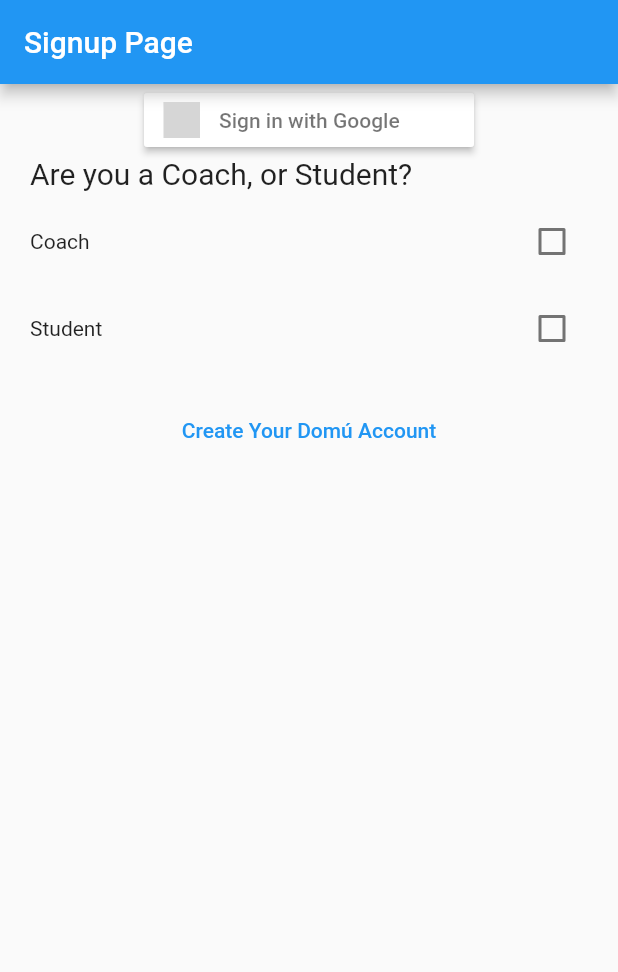
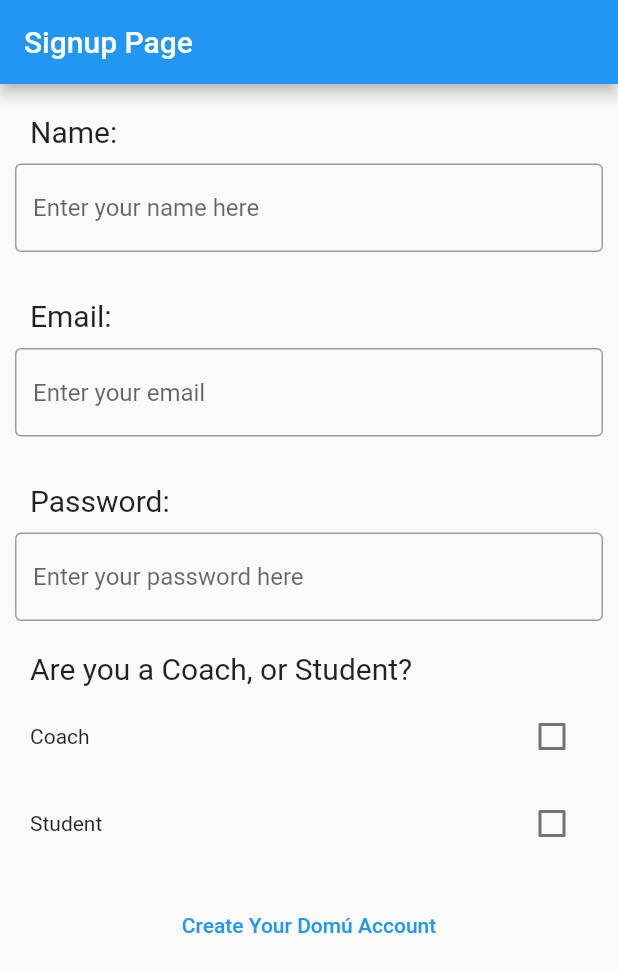
Before and after one commit to minisounds/Domu, a Flutter app: the screen it shows after launch, on a phone screen of 412 x 824 dp. Shown: the top 972 px of the screen. Run offline on Flutter 3.47's test engine with Material 2 defaults, Android fonts, the phone set to English and light mode, and no system bars; our stand-ins replace cloud_firestore, firebase_auth, firebase_core, flutter_countdown_timer, flutter_signin_button; accounts and stored records are empty; grey boxes are pictures that could not be loaded.

Commit message:
add user to firestore database on sign up

```diff
--- a/domu/lib/screens/signup.dart
+++ b/domu/lib/screens/signup.dart
@@ -4,6 +4,7 @@
 import 'package:domu/screens/homeStudent.dart';
 import 'package:flutter/material.dart';
 import '../widgets/labeledCheckbox.dart';
+import 'package:cloud_firestore/cloud_firestore.dart';
 
 class SignUpScreen extends StatefulWidget {
   const SignUpScreen({Key? key}) : super(key: key);
@@ -13,9 +14,14 @@
 }
 
 class _SignUpScreenState extends State<SignUpScreen> {
-
   bool _isSelected1 = false;
   bool _isSelected2 = false;
+  final emailController = TextEditingController();
+  final passwordController = TextEditingController();
+  final nameController = TextEditingController();
+  FirebaseFirestore firestore = FirebaseFirestore.instance;
+  CollectionReference users = FirebaseFirestore.instance.collection('users');
+
   @override
   Widget build(BuildContext context) {
     return Scaffold(
@@ -27,74 +33,68 @@
       body: SingleChildScrollView(
         child: Column(
           children: <Widget>[
+            Align(
+              alignment: Alignment.centerLeft,
+              child: Container(
+                padding: const EdgeInsets.fromLTRB(20, 20, 20, 0),
+                child: const Text(
+                  "Name:",
+                  style: TextStyle(fontSize: 20),
+                  textAlign: TextAlign.left,
+                ),
+              ),
+            ),
             Container(
-              child: SignInButton(
-                Buttons.Google,
-                onPressed: () {},
-              )
+              padding: const EdgeInsets.all(10),
+              height: 100,
+              child: TextField(
+                controller: nameController,
+                decoration: const InputDecoration(
+                  border: OutlineInputBorder(),
+                  hintText: 'Enter your name here',
+                ),
+              ),
             ),
-
-            // Align(
-            //   alignment: Alignment.centerLeft,
-            //   child: Container(
-            //     padding: const EdgeInsets.fromLTRB(20, 20, 20, 0),
-            //     child: const Text(
-            //       "Name:",
-            //       style: TextStyle(fontSize: 20),
-            //       textAlign: TextAlign.left,
-            //     ),
-            //   ),
-            // ),
-            // Container(
-            //   padding: const EdgeInsets.all(10),
-            //   height: 100,
-            //   child: const TextField(
-            //     decoration: InputDecoration(
-            //       border: OutlineInputBorder(),
-            //       hintText: 'Enter your name here',
-            //     ),
-            //   ),
-            // ),
-            // Align(
-            //   alignment: Alignment.centerLeft,
-            //   child: Container(
-            //     padding: const EdgeInsets.fromLTRB(20, 0, 20, 0),
-            //     child: const Text(
-            //       "Email:",
-            //       style: TextStyle(fontSize: 20),
-            //       textAlign: TextAlign.left,
-            //     ),
-            //   ),
-            // ),
-            // Container(
-            //   padding: const EdgeInsets.all(10),
-            //   height: 100,
-            //   child: TextField(
-            //     controller: emailController,
-            //     decoration: const InputDecoration(
-            //       border: OutlineInputBorder(),
-            //       hintText: 'Enter your email',
-            //     ),
-            //   ),
-            // ),
-            // Container(
-            //     alignment: Alignment.centerLeft,
-            //     padding: const EdgeInsets.fromLTRB(20, 0, 20, 0),
-            //     child: const Text(
-            //       'Password: ',
-            //       style: TextStyle(fontSize: 20),
-            //       textAlign: TextAlign.left,
-            //     )),
-            // Container(
-            //   padding: const EdgeInsets.fromLTRB(10, 10, 10, 20),
-            //   child: TextField(
-            //     controller: passwordController,
-            //     decoration: const InputDecoration(
-            //       border: OutlineInputBorder(),
-            //       hintText: 'Enter your password here',
-            //     ),
-            //   ),
-            // ),
+            Align(
+              alignment: Alignment.centerLeft,
+              child: Container(
+                padding: const EdgeInsets.fromLTRB(20, 0, 20, 0),
+                child: const Text(
+                  "Email:",
+                  style: TextStyle(fontSize: 20),
+                  textAlign: TextAlign.left,
+                ),
+              ),
+            ),
+            Container(
+              padding: const EdgeInsets.all(10),
+              height: 100,
+              child: TextField(
+                controller: emailController,
+                decoration: const InputDecoration(
+                  border: OutlineInputBorder(),
+                  hintText: 'Enter your email',
+                ),
+              ),
+            ),
+            Container(
+                alignment: Alignment.centerLeft,
+                padding: const EdgeInsets.fromLTRB(20, 0, 20, 0),
+                child: const Text(
+                  'Password: ',
+                  style: TextStyle(fontSize: 20),
+                  textAlign: TextAlign.left,
+                )),
+            Container(
+              padding: const EdgeInsets.fromLTRB(10, 10, 10, 20),
+              child: TextField(
+                controller: passwordController,
+                decoration: const InputDecoration(
+                  border: OutlineInputBorder(),
+                  hintText: 'Enter your password here',
+                ),
+              ),
+            ),
             Container(
               padding: const EdgeInsets.fromLTRB(20, 0, 20, 10),
               alignment: Alignment.centerLeft,
@@ -128,29 +128,39 @@
                   child: const Text("Create Your Domú Account"),
                   onPressed: () async {
                     //Create a new firebase account here.
-                    // try {
-                    //   UserCredential userCredential = await FirebaseAuth
-                    //       .instance
-                    //       .createUserWithEmailAndPassword(
-                    //           email: emailController.text,
-                    //           password: passwordController.text);
-                    // } on FirebaseAuthException catch (e) {
-                    //   if (e.code == 'weak-password') {
-                    //     print('The password provided is too weak.');
-                    //   } else if (e.code == 'email-already-in-use') {
-                    //     print('The account already exists for that email.');
-                    //   }
-                    // } catch (e) {
-                    //   print(e);
-                    // }
+                    try {
+                      UserCredential userCredential = await FirebaseAuth
+                          .instance
+                          .createUserWithEmailAndPassword(
+                              email: emailController.text,
+                              password: passwordController.text);
+                      var identity = "Coach";
+                      if (_isSelected2 == true) {
+                        identity = "Student";
+                      }
+                      users.add({
+                        'name': nameController.text,
+                        'email': emailController.text,
+                        'identity': identity,
+                        'classroom_codes': [],
+                      });
+                    } on FirebaseAuthException catch (e) {
+                      if (e.code == 'weak-password') {
+                        print('The password provided is too weak.');
+                      } else if (e.code == 'email-already-in-use') {
+                        print('The account already exists for that email.');
+                      }
+                    } catch (e) {
+                      print(e);
+                    }
 
-                    // ** NAVIGATOR FUNCTIONALITY TO NAVIGATE TO HOME SCREEN **
+                    //** NAVIGATOR FUNCTIONALITY TO NAVIGATE TO HOME SCREEN **
 
-                    // Navigator.push(
-                    //   context,
-                    //   MaterialPageRoute(
-                    //       builder: (context) => const HomeStudentScreen()),
-                    // );
+                    Navigator.push(
+                      context,
+                      MaterialPageRoute(
+                          builder: (context) => const HomeStudentScreen()),
+                    );
                   },
                 )),
 
--- a/domu/lib/screens/workout.dart
+++ b/domu/lib/screens/workout.dart
@@ -1,5 +1,6 @@
 import 'package:flutter/material.dart';
 import 'package:flutter_countdown_timer/flutter_countdown_timer.dart';
+//import 'package:firebase_storage/firebase_storage.dart' as firebase_storage;
 
 class WorkoutScreen extends StatefulWidget {
   const WorkoutScreen({Key? key}) : super(key: key);
--- a/domu/pubspec.yaml
+++ b/domu/pubspec.yaml
@@ -41,6 +41,7 @@
   # Use with the CupertinoIcons class for iOS style icons.
   cupertino_icons: ^1.0.2
   firebase_core: ^1.11.0
+  firebase_storage: ^10.2.7
 
 dev_dependencies:
   flutter_test:
```
Also changed, not shown: domu/pubspec.lock.
